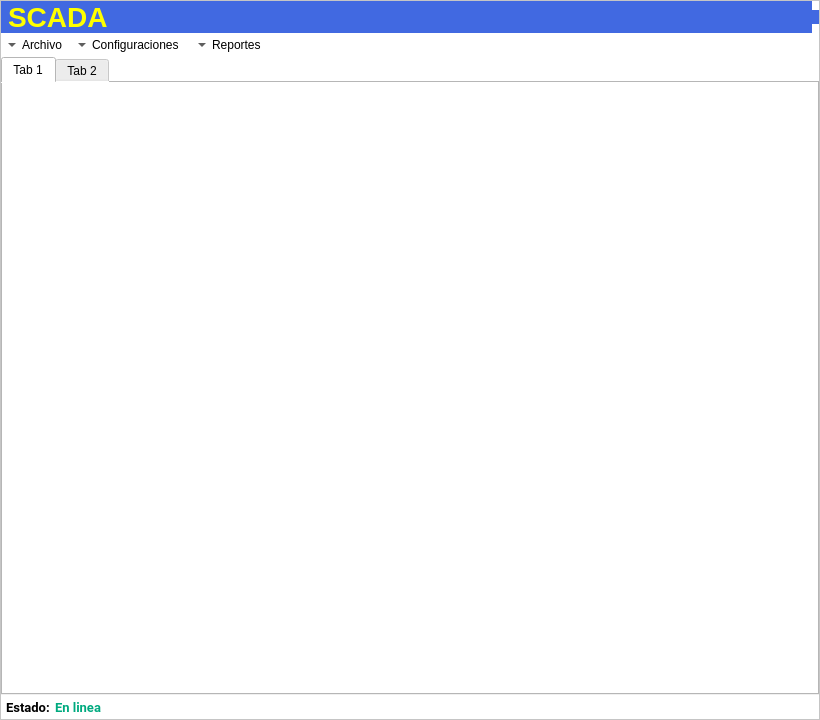
Qt form app/forms/MainForm.ui (AlejandroA714/scada-desktop) before a commit.
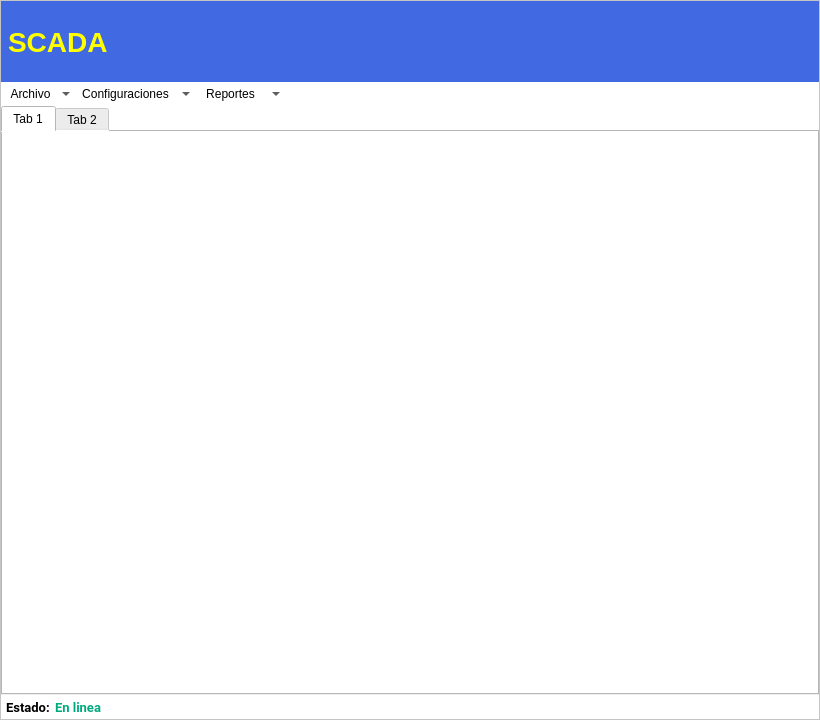
The same form after that commit. Icons and pictures are not drawn.

Patch:
```diff
--- a/app/forms/MainForm.ui
+++ b/app/forms/MainForm.ui
@@ -83,6 +83,12 @@
              <verstretch>0</verstretch>
             </sizepolicy>
            </property>
+           <property name="minimumSize">
+            <size>
+             <width>0</width>
+             <height>81</height>
+            </size>
+           </property>
            <property name="styleSheet">
             <string notr="true">color: rgb(255, 255, 0);background-color: rgb(65, 105, 225);
 margin:0px;</string>
@@ -233,6 +239,9 @@
             <property name="text">
              <string>Archivo</string>
             </property>
+            <property name="popupMode">
+             <enum>QToolButton::MenuButtonPopup</enum>
+            </property>
             <property name="toolButtonStyle">
              <enum>Qt::ToolButtonTextBesideIcon</enum>
             </property>
@@ -240,7 +249,7 @@
              <bool>true</bool>
             </property>
             <property name="arrowType">
-             <enum>Qt::DownArrow</enum>
+             <enum>Qt::NoArrow</enum>
             </property>
            </widget>
            <widget class="QToolButton" name="toolButton_2">
@@ -258,6 +267,9 @@
             <property name="text">
              <string>Configuraciones</string>
             </property>
+            <property name="popupMode">
+             <enum>QToolButton::MenuButtonPopup</enum>
+            </property>
             <property name="toolButtonStyle">
              <enum>Qt::ToolButtonTextBesideIcon</enum>
             </property>
@@ -265,7 +277,7 @@
              <bool>true</bool>
             </property>
             <property name="arrowType">
-             <enum>Qt::DownArrow</enum>
+             <enum>Qt::NoArrow</enum>
             </property>
            </widget>
            <widget class="QToolButton" name="toolButton_3">
@@ -283,6 +295,9 @@
             <property name="text">
              <string>Reportes</string>
             </property>
+            <property name="popupMode">
+             <enum>QToolButton::MenuButtonPopup</enum>
+            </property>
             <property name="toolButtonStyle">
              <enum>Qt::ToolButtonTextBesideIcon</enum>
             </property>
@@ -290,7 +305,7 @@
              <bool>true</bool>
             </property>
             <property name="arrowType">
-             <enum>Qt::DownArrow</enum>
+             <enum>Qt::NoArrow</enum>
             </property>
            </widget>
           </widget>
```
Left out of the diff: 78 changed lines with no effect on the pictures.
